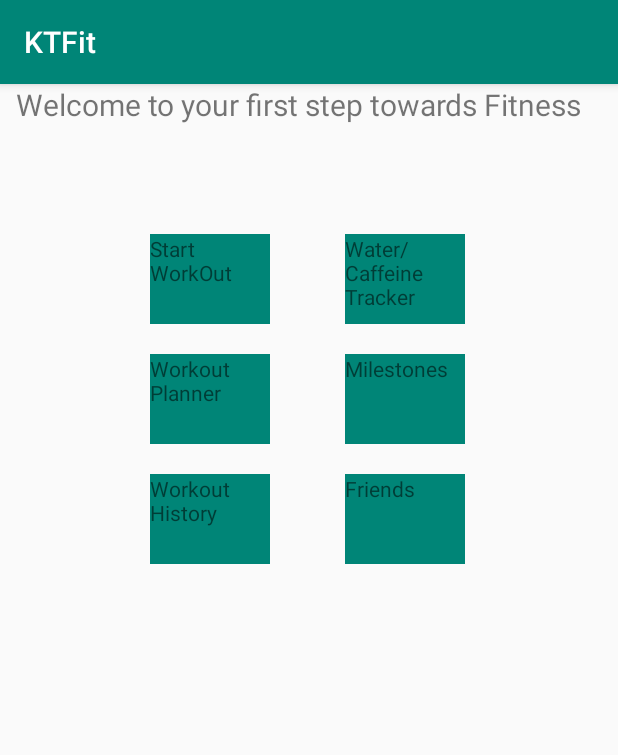
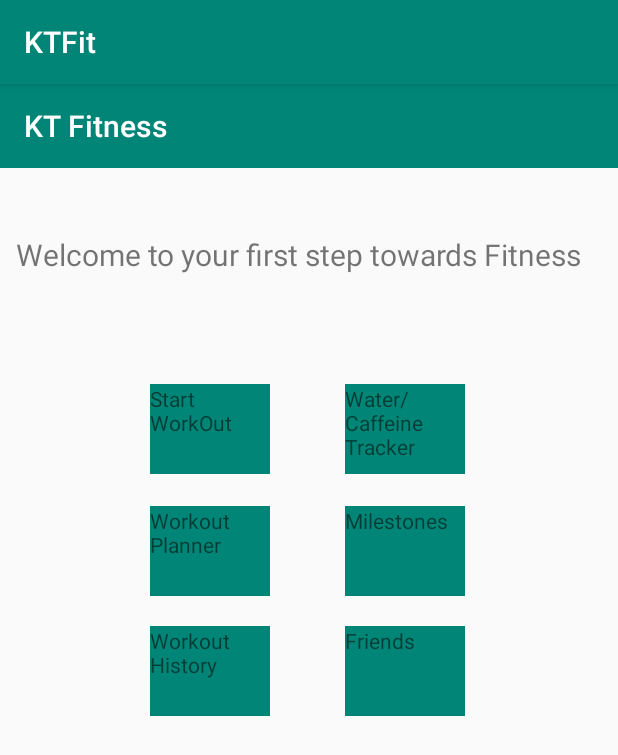
Before and after one commit to TruptiVaity/KT-Fitness, an Android app: the screen it shows after launch (MainActivity), on a phone screen of 412 x 824 dp. Shown: the top 755 px of the screen. Run offline under Robolectric (Android 15) with nearby library versions, the phone set to English and light mode, and no system bars.

Commit message:
Added app toolbar to layout files

```diff
--- a/app/src/main/res/layout/activity_main.xml
+++ b/app/src/main/res/layout/activity_main.xml
@@ -8,20 +8,41 @@
     android:layout_height="match_parent"
     tools:context=".MainActivity">
 
+    <androidx.appcompat.widget.Toolbar
+        android:id="@+id/toolbar"
+        android:layout_width="match_parent"
+        android:layout_height="wrap_content"
+        android:background="?attr/colorPrimary"
+        android:minHeight="?attr/actionBarSize"
+        android:theme="?attr/actionBarTheme"
+        app:title="KT Fitness" />
+
     <TextView
         android:layout_width="wrap_content"
         android:layout_height="40dp"
         android:layout_marginLeft="10dp"
+        android:layout_marginTop="100dp"
         android:gravity="center_horizontal"
-        android:textSize="20dp"
-        android:text="Welcome to your first step towards Fitness"/>
+        android:text="Welcome to your first step towards Fitness"
+        android:textSize="20dp" />
+
+    <TextView
+        android:id="@+id/history"
+        android:layout_width="80dp"
+        android:layout_height="60dp"
+        android:layout_below="@id/workoutplanner"
+        android:layout_marginLeft="100dp"
+        android:layout_marginTop="20dp"
+        android:background="@color/colorPrimary"
+        android:text="Workout History" />
+
     <TextView
         android:id="@+id/start_workout"
         android:layout_width="80dp"
         android:layout_height="60dp"
+        android:layout_marginLeft="100dp"
+        android:layout_marginTop="200dp"
         android:background="@color/colorPrimary"
-        android:layout_marginLeft="100dp"
-        android:layout_marginTop="100dp"
         android:text="Start WorkOut"
         app:layout_constraintLeft_toLeftOf="@id/water_caffeine_tracker" />
 
@@ -30,19 +51,19 @@
         android:layout_width="80dp"
         android:layout_height="60dp"
         android:layout_marginLeft="50dp"
-        android:layout_marginTop="100dp"
+        android:layout_marginTop="200dp"
+        android:layout_toRightOf="@id/start_workout"
         android:background="@color/colorPrimary"
-        android:layout_toRightOf="@id/start_workout"
         android:text="Water/Caffeine Tracker" />
 
     <TextView
         android:id="@+id/workoutplanner"
         android:layout_width="80dp"
         android:layout_height="60dp"
+        android:layout_below="@id/start_workout"
         android:layout_marginLeft="100dp"
-        android:layout_marginTop="20dp"
+        android:layout_marginTop="21dp"
         android:background="@color/colorPrimary"
-        android:layout_below="@id/start_workout"
         android:text="Workout Planner"
 
 
@@ -54,20 +75,10 @@
         android:layout_height="60dp"
         android:layout_below="@id/water_caffeine_tracker"
         android:layout_marginLeft="50dp"
-        android:layout_marginTop="20dp"
+        android:layout_marginTop="21dp"
+        android:layout_toRightOf="@id/workoutplanner"
         android:background="@color/colorPrimary"
-        android:layout_toRightOf="@id/workoutplanner"
         android:text="Milestones" />
-
-    <TextView
-        android:id="@+id/history"
-        android:layout_width="80dp"
-        android:layout_height="60dp"
-        android:layout_marginLeft="100dp"
-        android:layout_marginTop="20dp"
-        android:background="@color/colorPrimary"
-        android:layout_below="@id/workoutplanner"
-        android:text="Workout History" />
 
     <TextView
         android:id="@+id/friends"
@@ -76,7 +87,7 @@
         android:layout_below="@id/milestones"
         android:layout_marginLeft="50dp"
         android:layout_marginTop="20dp"
+        android:layout_toRightOf="@id/history"
         android:background="@color/colorPrimary"
-        android:layout_toRightOf="@id/history"
         android:text="Friends" />
 </RelativeLayout>
```
Also changed, not shown: app/src/main/res/layout/activity_planner.xml (+18 -6 lines), app/src/main/res/layout/activity_startworkout.xml (+13 -2 lines), app/src/main/res/layout/activity_tracker.xml (+8 -0 lines).
